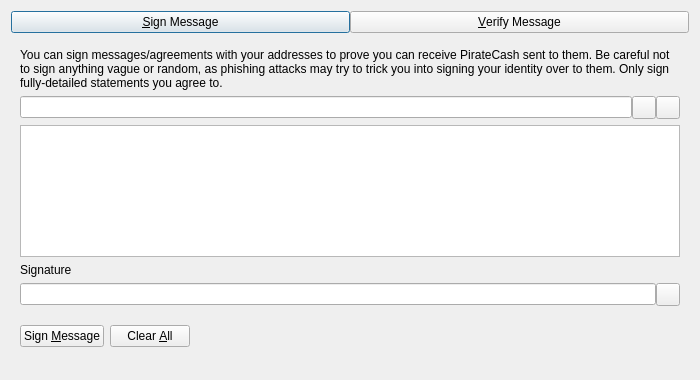
This is src/qt/forms/signverifymessagedialog.ui in piratecash/piratecash as Qt 5 draws it before an edit. The edited form follows.
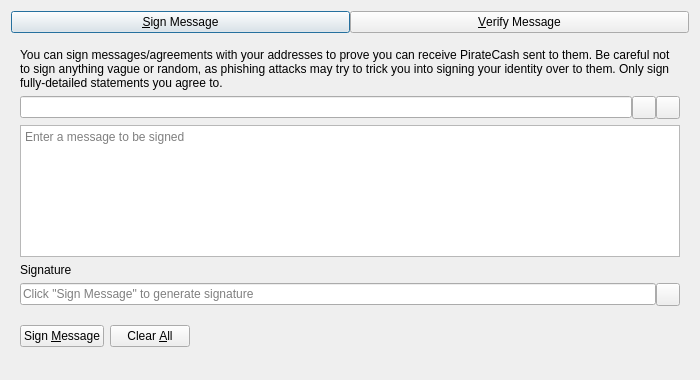
This is the edited form. Custom widgets are drawn as their Qt base class.

```diff
--- a/src/qt/forms/signverifymessagedialog.ui
+++ b/src/qt/forms/signverifymessagedialog.ui
@@ -118,6 +118,9 @@
          <property name="toolTip">
           <string>Enter the message you want to sign here</string>
          </property>
+         <property name="placeholderText">
+          <string>Enter a message to be signed</string>
+         </property>
         </widget>
        </item>
        <item>
@@ -137,6 +140,9 @@
          </property>
          <item>
           <widget class="QLineEdit" name="signatureOut_SM">
+           <property name="placeholderText">
+            <string>Click "Sign Message" to generate signature</string>
+           </property>
            <property name="readOnly">
             <bool>true</bool>
            </property>
```
Left out of the diff: 18 changed lines with no effect on the pictures.
